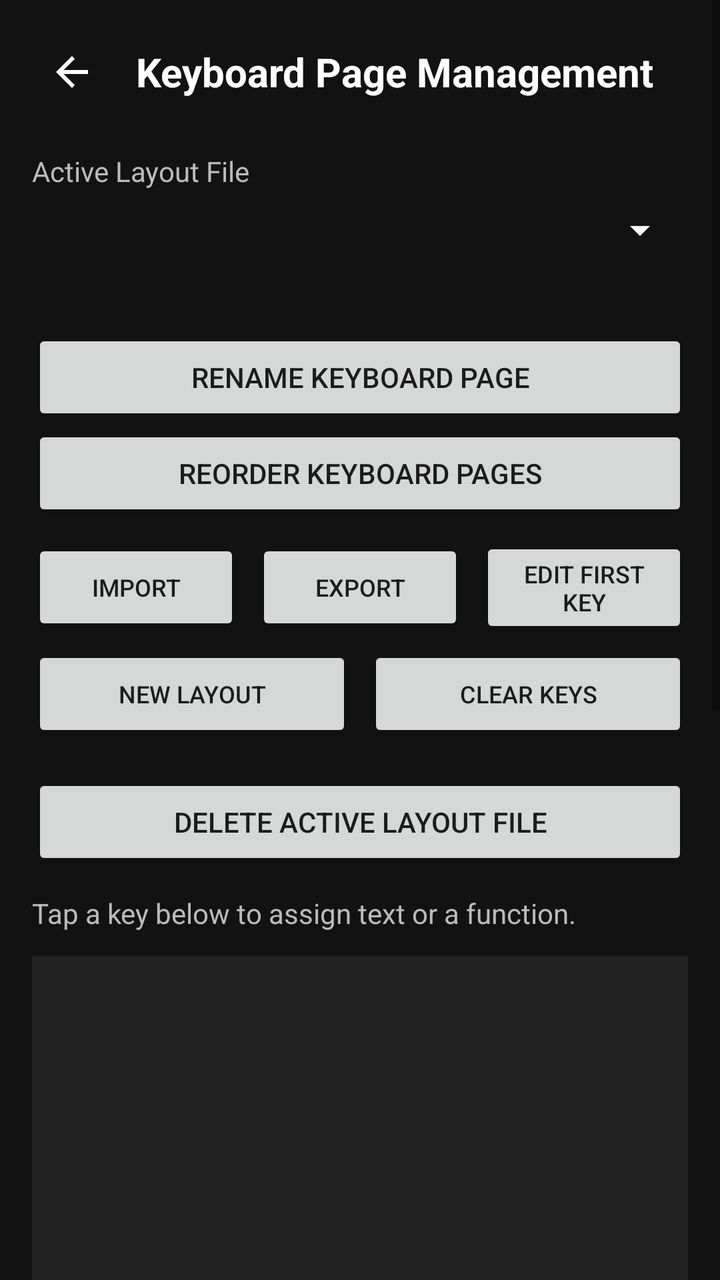
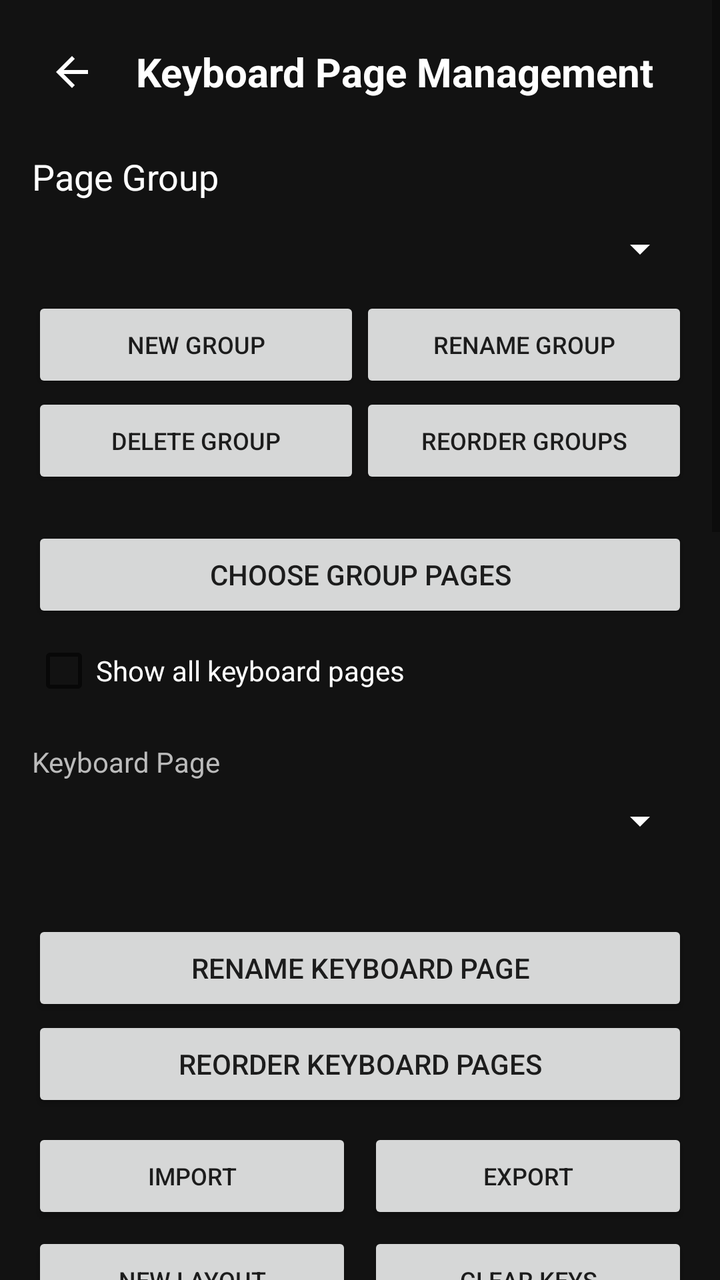

An Android layout rendered at two revisions. The XML below is the earlier revision; the diff shows what the commit changed to produce the second picture.
<!-- AndroidManifest.xml: activity theme Theme.IPA_Board.NoActionBar -->
<!-- res/layout/activity_keyboard_page.xml -->
<?xml version="1.0" encoding="utf-8"?>
<ScrollView xmlns:android="http://schemas.android.com/apk/res/android"
    android:layout_width="match_parent"
    android:layout_height="match_parent"
    android:fillViewport="true"
    android:background="#121212">

    <LinearLayout
        android:layout_width="match_parent"
        android:layout_height="wrap_content"
        android:padding="16dp"
        android:orientation="vertical">

        
        <LinearLayout
            android:layout_width="match_parent"
            android:layout_height="wrap_content"
            android:orientation="horizontal"
            android:gravity="center_vertical"
            android:layout_marginBottom="20dp">

            <ImageButton
                android:id="@+id/btn_back"
                android:layout_width="40dp"
                android:layout_height="40dp"
                android:background="?android:attr/selectableItemBackgroundBorderless"
                android:src="@drawable/ic_arrow_back"
                android:contentDescription="Back"
                android:layout_marginEnd="12dp" />

            <TextView
                android:layout_width="wrap_content"
                android:layout_height="wrap_content"
                android:text="Keyboard Page Management"
                android:textSize="20sp"
                android:textColor="#FFFFFF"
                android:textStyle="bold" />
        </LinearLayout>

        
        <TextView
            android:layout_width="wrap_content"
            android:layout_height="wrap_content"
            android:text="Active Layout File"
            android:textColor="#BBBBBB"
            android:textSize="14sp"
            android:layout_marginBottom="8dp"/>

        <Spinner
            android:id="@+id/sp_layouts"
            android:layout_width="match_parent"
            android:layout_height="wrap_content"
            android:layout_marginBottom="16dp"
            android:backgroundTint="#FFFFFF"/>

        <TextView
            android:id="@+id/tv_layout_name"
            android:layout_width="match_parent"
            android:layout_height="wrap_content"
            android:textColor="#FFFFFF"
            android:textSize="16sp" />

        <Button
            android:id="@+id/btn_rename_layout"
            android:layout_width="match_parent"
            android:layout_height="wrap_content"
            android:text="@string/rename_layout" />

        <Button
            android:id="@+id/btn_reorder_pages"
            android:layout_width="match_parent"
            android:layout_height="wrap_content"
            android:text="@string/reorder_pages"
            android:layout_marginBottom="8dp" />

        <LinearLayout
            android:layout_width="match_parent"
            android:layout_height="wrap_content"
            android:orientation="horizontal"
            android:gravity="center"
            android:layout_marginBottom="4dp">

            <Button
                android:id="@+id/btn_import"
                android:layout_width="0dp"
                android:layout_height="wrap_content"
                android:layout_weight="1"
                android:text="Import"
                android:textSize="12sp"
                android:layout_marginEnd="4dp"/>

            <Button
                android:id="@+id/btn_export"
                android:layout_width="0dp"
                android:layout_height="wrap_content"
                android:layout_weight="1"
                android:text="Export"
                android:textSize="12sp"
                android:layout_marginHorizontal="4dp"/>

            <Button
                android:id="@+id/btn_edit"
                android:layout_width="0dp"
                android:layout_height="wrap_content"
                android:layout_weight="1"
                android:text="Edit First Key"
                android:textSize="12sp"
                android:layout_marginStart="4dp"/>

        </LinearLayout>

        <LinearLayout
            android:layout_width="match_parent"
            android:layout_height="wrap_content"
            android:orientation="horizontal"
            android:layout_marginBottom="16dp">

            <Button
                android:id="@+id/btn_new_layout"
                android:layout_width="0dp"
                android:layout_height="wrap_content"
                android:layout_weight="1"
                android:layout_marginEnd="4dp"
                android:text="@string/new_layout"
                android:textSize="12sp" />

            <Button
                android:id="@+id/btn_clear_layout"
                android:layout_width="0dp"
                android:layout_height="wrap_content"
                android:layout_weight="1"
                android:layout_marginStart="4dp"
                android:text="@string/clear_keys"
                android:textSize="12sp" />
        </LinearLayout>

        <Button
            android:id="@+id/btn_delete_layout"
            android:layout_width="match_parent"
            android:layout_height="wrap_content"
            android:text="@string/delete_layout"
            android:layout_marginBottom="12dp" />

        <Button
            android:id="@+id/btn_undo_clear"
            android:layout_width="match_parent"
            android:layout_height="wrap_content"
            android:layout_marginBottom="12dp"
            android:text="@string/undo_clear"
            android:visibility="gone" />

        <TextView
            android:layout_width="match_parent"
            android:layout_height="wrap_content"
            android:text="@string/key_preview_hint"
            android:textColor="#BBBBBB"
            android:textSize="14sp"
            android:layout_marginBottom="12dp" />

        
        <FrameLayout
            android:id="@+id/preview_wrapper"
            android:layout_marginBottom="24dp"
            android:layout_width="match_parent"
            android:layout_height="wrap_content"
            android:background="#222222">

            <include layout="@layout/keyboard_view" />
        </FrameLayout>

        <View
            android:layout_width="match_parent"
            android:layout_height="1dp"
            android:background="#444444"
            android:layout_marginBottom="16dp"/>

        
        <TextView
            android:layout_width="wrap_content"
            android:layout_height="wrap_content"
            android:text="Color Target"
            android:textColor="#BBBBBB"
            android:textSize="14sp"
            android:layout_marginBottom="8dp"/>

        <RadioGroup
            android:id="@+id/rg_color_target"
            android:layout_width="match_parent"
            android:layout_height="wrap_content"
            android:orientation="horizontal"
            android:layout_marginBottom="16dp">
            <RadioButton
                android:id="@+id/rb_target_bg"
                android:layout_width="0dp"
                android:layout_height="wrap_content"
                android:layout_weight="1"
                android:text="Background"
                android:textColor="#FFFFFF"
                android:checked="true"/>
            <RadioButton
                android:id="@+id/rb_target_symbol"
                android:layout_width="0dp"
                android:layout_height="wrap_content"
                android:layout_weight="1"
                android:text="Symbol"
                android:textColor="#FFFFFF"/>
        </RadioGroup>

        
        <TextView
            android:id="@+id/tv_hue_label"
            android:layout_width="match_parent"
            android:layout_height="wrap_content"
            android:text="Hue: 0"
            android:textColor="#BBBBBB"
            android:textSize="14sp"
            android:layout_marginBottom="4dp"/>
        <SeekBar
            android:id="@+id/sb_hue"
            android:layout_width="match_parent"
            android:layout_height="wrap_content"
            android:max="360"
            android:layout_marginBottom="16dp"/>

        <TextView
            android:id="@+id/tv_saturation_label"
            android:layout_width="match_parent"
            android:layout_height="wrap_content"
            android:text="Saturation: 0%"
            android:textColor="#BBBBBB"
            android:textSize="14sp"
            android:layout_marginBottom="4dp"/>
        <SeekBar
            android:id="@+id/sb_saturation"
            android:layout_width="match_parent"
            android:layout_height="wrap_content"
            android:max="100"
            android:layout_marginBottom="16dp"/>

        <TextView
            android:id="@+id/tv_lightness_label"
            android:layout_width="match_parent"
            android:layout_height="wrap_content"
            android:text="Lightness: 0%"
            android:textColor="#BBBBBB"
            android:textSize="14sp"
            android:layout_marginBottom="4dp"/>
        <SeekBar
            android:id="@+id/sb_lightness"
            android:layout_width="match_parent"
            android:layout_height="wrap_content"
            android:max="100"
            android:layout_marginBottom="24dp"/>

        
        <LinearLayout
            android:layout_width="match_parent"
            android:layout_height="wrap_content"
            android:orientation="horizontal"
            android:layout_marginBottom="8dp">
            <TextView
                android:layout_width="0dp"
                android:layout_height="wrap_content"
                android:layout_weight="1"
                android:text="Keyboard Height"
                android:textColor="#BBBBBB"
                android:textSize="14sp"/>
            <TextView
                android:id="@+id/tv_height_value"
                android:layout_width="wrap_content"
                android:layout_height="wrap_content"
                android:text="210dp"
                android:textColor="#FFFFFF"
                android:textSize="14sp"/>
        </LinearLayout>

        <SeekBar
            android:id="@+id/sb_height"
            android:layout_width="match_parent"
            android:layout_height="wrap_content"
            android:max="300"
            android:progress="60"
            android:layout_marginBottom="24dp"/>

        <LinearLayout
            android:layout_width="match_parent"
            android:layout_height="wrap_content"
            android:orientation="horizontal"
            android:layout_marginBottom="8dp">
            <TextView
                android:layout_width="0dp"
                android:layout_height="wrap_content"
                android:layout_weight="1"
                android:text="Keyboard Font Size"
                android:textColor="#BBBBBB"
                android:textSize="14sp" />
            <TextView
                android:id="@+id/tv_font_size_value"
                android:layout_width="wrap_content"
                android:layout_height="wrap_content"
                android:textColor="#FFFFFF"
                android:textSize="14sp" />
        </LinearLayout>

        <SeekBar
            android:id="@+id/sb_font_size"
            android:layout_width="match_parent"
            android:layout_height="wrap_content"
            android:contentDescription="Keyboard Font Size"
            android:layout_marginBottom="24dp" />

    </LinearLayout>
</ScrollView>
<!-- res/layout/keyboard_view.xml (included above) -->
<?xml version="1.0" encoding="utf-8"?>
<LinearLayout xmlns:android="http://schemas.android.com/apk/res/android"
    android:id="@+id/keyboard_container"
    android:layout_width="match_parent"
    android:layout_height="@dimen/keyboard_height"
    android:minHeight="@dimen/keyboard_height"
    android:orientation="vertical"
    android:gravity="center">

    

</LinearLayout>
<!-- resources referenced by this layout -->
<resources>
  <dimen name="keyboard_height">210dp</dimen>
  <!-- drawable ic_arrow_back (drawable) -->
  <?xml version="1.0" encoding="utf-8"?>
  <vector xmlns:android="http://schemas.android.com/apk/res/android"
      android:width="24dp"
      android:height="24dp"
      android:viewportWidth="24"
      android:viewportHeight="24">
      <path
          android:fillColor="#FFFFFF"
          android:pathData="M20,11H7.83l5.59,-5.59L12,4l-8,8 8,8 1.41,-1.41L7.83,13H20v-2z" />
  </vector>
  <string name="clear_keys">Clear Keys</string>
  <string name="delete_layout">Delete Active Layout File</string>
  <string name="key_preview_hint">Tap a key below to assign text or a function.</string>
  <string name="new_layout">New Layout</string>
  <string name="rename_layout">Rename Keyboard Page</string>
  <string name="reorder_pages">Reorder Keyboard Pages</string>
  <string name="undo_clear">Undo Clear</string>
  <style name="Theme.IPA_Board.NoActionBar" parent="Theme.MaterialComponents.DayNight.NoActionBar">
          <item name="android:statusBarColor">#181818</item>
          <item name="android:windowLightStatusBar">false</item>
      </style>
</resources>

<!-- the commit's change to res/layout/activity_keyboard_page.xml (unified diff, before → after) -->
@@ -37,11 +37,34 @@
                 android:textStyle="bold" />
         </LinearLayout>
 
+        <TextView android:layout_width="match_parent" android:layout_height="wrap_content"
+            android:text="@string/page_group" android:textColor="#FFFFFF" android:textSize="18sp" />
+        <Spinner android:id="@+id/sp_page_groups" android:layout_width="match_parent"
+            android:layout_height="48dp" android:backgroundTint="#FFFFFF" />
+        <LinearLayout android:layout_width="match_parent" android:layout_height="wrap_content" android:orientation="horizontal">
+            <Button android:id="@+id/btn_new_group" android:layout_width="0dp" android:layout_weight="1"
+                android:layout_height="wrap_content" android:text="@string/new_page_group" android:textSize="12sp" />
+            <Button android:id="@+id/btn_rename_group" android:layout_width="0dp" android:layout_weight="1"
+                android:layout_height="wrap_content" android:text="@string/rename_page_group" android:textSize="12sp" />
+        </LinearLayout>
+        <LinearLayout android:layout_width="match_parent" android:layout_height="wrap_content" android:orientation="horizontal">
+            <Button android:id="@+id/btn_delete_group" android:layout_width="0dp" android:layout_weight="1"
+                android:layout_height="wrap_content" android:text="@string/delete_page_group" android:textSize="12sp" />
+            <Button android:id="@+id/btn_reorder_groups" android:layout_width="0dp" android:layout_weight="1"
+                android:layout_height="wrap_content" android:text="@string/reorder_page_groups" android:textSize="12sp" />
+        </LinearLayout>
+        <TextView android:id="@+id/tv_group_summary" android:layout_width="match_parent" android:layout_height="wrap_content"
+            android:textColor="#BBBBBB" android:textSize="14sp" />
+        <Button android:id="@+id/btn_group_pages" android:layout_width="match_parent" android:layout_height="wrap_content"
+            android:text="@string/page_group_members" />
+        <CheckBox android:id="@+id/cb_all_pages" android:layout_width="match_parent" android:layout_height="wrap_content"
+            android:text="@string/show_all_keyboard_pages" android:textColor="#FFFFFF" android:layout_marginBottom="12dp" />
+
         
         <TextView
             android:layout_width="wrap_content"
             android:layout_height="wrap_content"
-            android:text="Active Layout File"
+            android:text="Keyboard Page"
             android:textColor="#BBBBBB"
             android:textSize="14sp"
             android:layout_marginBottom="8dp"/>
@@ -96,15 +119,6 @@
                 android:layout_weight="1"
                 android:text="Export"
                 android:textSize="12sp"
-                android:layout_marginHorizontal="4dp"/>
-
-            <Button
-                android:id="@+id/btn_edit"
-                android:layout_width="0dp"
-                android:layout_height="wrap_content"
-                android:layout_weight="1"
-                android:text="Edit First Key"
-                android:textSize="12sp"
                 android:layout_marginStart="4dp"/>
 
         </LinearLayout>
@@ -173,6 +187,17 @@
             android:layout_height="1dp"
             android:background="#444444"
             android:layout_marginBottom="16dp"/>
+
+        <TextView android:id="@+id/tv_group_appearance" android:layout_width="match_parent" android:layout_height="wrap_content"
+            android:textColor="#FFFFFF" android:textSize="16sp" android:layout_marginBottom="12dp" />
+
+        <CheckBox
+            android:id="@+id/cb_show_grid"
+            android:layout_width="match_parent"
+            android:layout_height="wrap_content"
+            android:text="@string/show_keyboard_grid"
+            android:textColor="#FFFFFF"
+            android:layout_marginBottom="12dp" />
 
         
         <TextView
<!-- resource entries referenced after the edit -->
@@ -13,11 +13,19 @@
           android:pathData="M20,11H7.83l5.59,-5.59L12,4l-8,8 8,8 1.41,-1.41L7.83,13H20v-2z" />
   </vector>
   <string name="clear_keys">Clear Keys</string>
-  <string name="delete_layout">Delete Active Layout File</string>
+  <string name="delete_layout">Delete Keyboard Page</string>
+  <string name="delete_page_group">Delete Group</string>
   <string name="key_preview_hint">Tap a key below to assign text or a function.</string>
   <string name="new_layout">New Layout</string>
+  <string name="new_page_group">New Group</string>
+  <string name="page_group">Page Group</string>
+  <string name="page_group_members">Choose Group Pages</string>
   <string name="rename_layout">Rename Keyboard Page</string>
+  <string name="rename_page_group">Rename Group</string>
+  <string name="reorder_page_groups">Reorder Groups</string>
   <string name="reorder_pages">Reorder Keyboard Pages</string>
+  <string name="show_all_keyboard_pages">Show all keyboard pages</string>
+  <string name="show_keyboard_grid">Show Keyboard Grid</string>
   <string name="undo_clear">Undo Clear</string>
   <style name="Theme.IPA_Board.NoActionBar" parent="Theme.MaterialComponents.DayNight.NoActionBar">
           <item name="android:statusBarColor">#181818</item>
